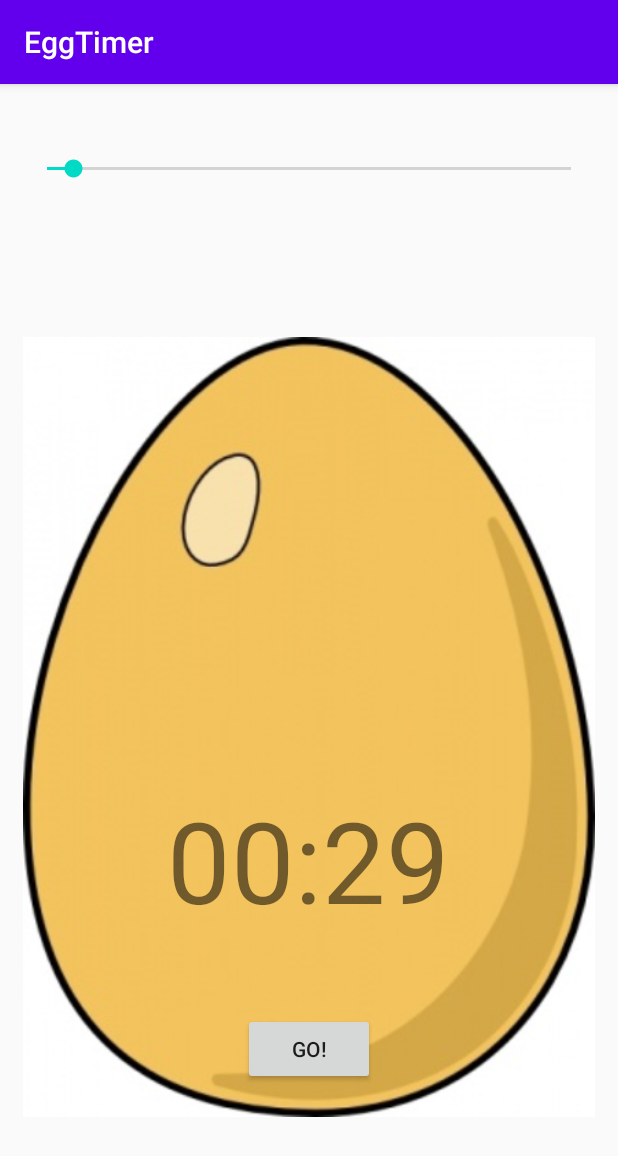
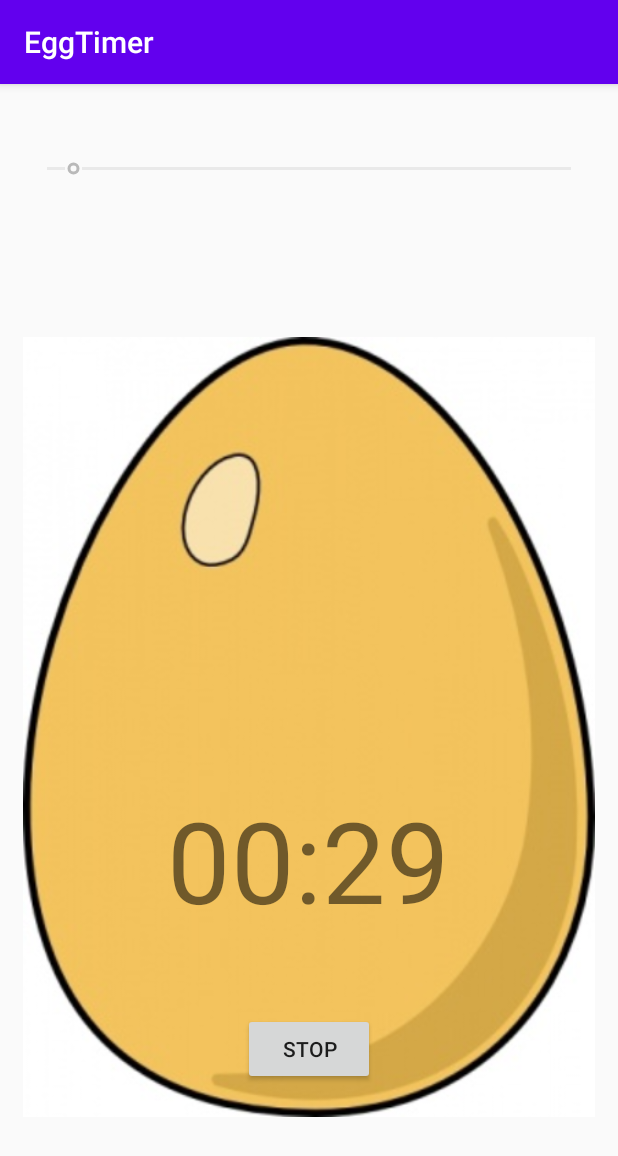
Before and after one commit to tstepnik/android-cook-egg-timer, an Android app: the screen it shows after launch (MainActivity), after a tap on "GO!", on a phone screen of 412 x 824 dp. Shown: the top 1156 px of the screen. Run offline under Robolectric (Android 15) with nearby library versions, the light colour scheme and no system bars.

Commit message:
add more features

```diff
--- a/app/src/main/java/com/example/eggtimer/MainActivity.java
+++ b/app/src/main/java/com/example/eggtimer/MainActivity.java
@@ -13,9 +13,11 @@ import android.widget.TextView;
 
 public class MainActivity extends AppCompatActivity {
 
-    SeekBar timerSeekBar;
-    TextView timerTextView;
-    CountDownTimer countDownTimer;
+    private SeekBar timerSeekBar;
+    private TextView timerTextView;
+    Button controllerButton;
+    private CountDownTimer countDownTimer;
+    private boolean counterIsActive = false;
 
     public void updateTimer(int progress) {
         int minutes = progress / 60;
@@ -35,9 +37,16 @@ public class MainActivity extends AppCompatActivity {
     }
 
     public void controlTimer(View view) {
-        if (countDownTimer != null) {
-            countDownTimer.cancel();
-        }
+
+        if (counterIsActive == false) {
+
+            counterIsActive = true;
+            timerSeekBar.setEnabled(false);
+            controllerButton.setText("STOP");
+
+            if (countDownTimer != null) {
+                countDownTimer.cancel();
+            }
             countDownTimer = new CountDownTimer(timerSeekBar.getProgress() * 1000 + 100, 1000) {
 
                 @Override
@@ -50,11 +59,16 @@ public class MainActivity extends AppCompatActivity {
                 public void onFinish() {
                     timerTextView.setText("00:00");
 
-                    MediaPlayer mplayer = MediaPlayer.create(MainActivity.this,R.raw.airhorn);
+                    MediaPlayer mplayer = MediaPlayer.create(MainActivity.this, R.raw.airhorn);
                     mplayer.start();
                 }
             }.start();
-
+        }else {
+            countDownTimer.cancel();
+            controllerButton.setText("Go!");
+            counterIsActive=false;
+            timerSeekBar.setEnabled(true);
+        }
     }
 
 
@@ -65,6 +79,7 @@ public class MainActivity extends AppCompatActivity {
 
         timerSeekBar = findViewById(R.id.timerSeekBar);
         timerTextView = findViewById(R.id.timerTextView);
+        controllerButton = findViewById(R.id.controllerButton);
 
         timerSeekBar.setMax(600);
         timerSeekBar.setProgress(30);
@@ -73,9 +88,6 @@ public class MainActivity extends AppCompatActivity {
             @Override
             public void onProgressChanged(SeekBar seekBar, int progress, boolean fromUser) {
                 updateTimer(progress);
-                if (countDownTimer != null){
-                    countDownTimer.cancel();
-                }
             }
 
             @Override
```
